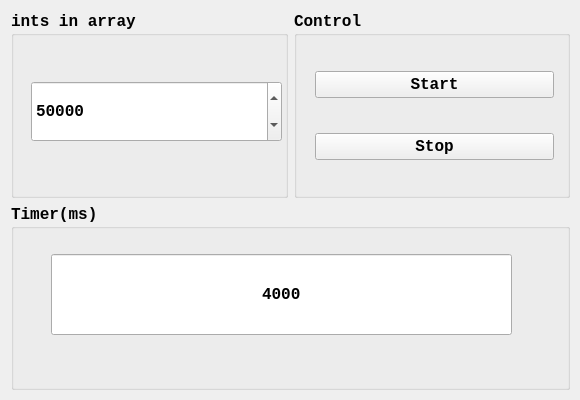
Before: the Qt Designer form leakTest/MainWindow.ui in Esenin/experiments, drawn with Qt 5.
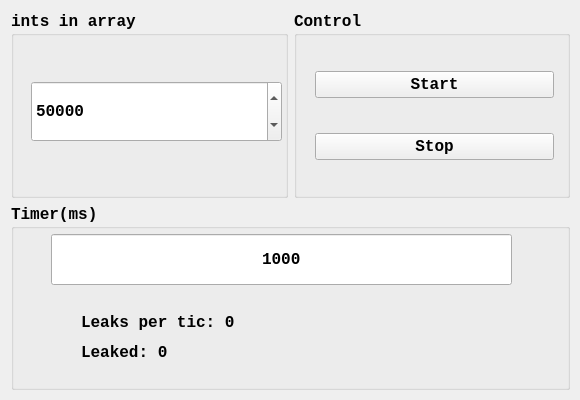
After: the same form once the commit is applied.

Commit message: mem leak label added, some stylefix

```diff
--- a/leakTest/MainWindow.ui
+++ b/leakTest/MainWindow.ui
@@ -22,7 +22,7 @@
      <bold>true</bold>
     </font>
    </property>
-   <widget class="QWidget" name="">
+   <widget class="QWidget" name="layoutWidget">
     <property name="geometry">
      <rect>
       <x>0</x>
@@ -73,9 +73,9 @@
         <property name="geometry">
          <rect>
           <x>40</x>
-          <y>50</y>
+          <y>30</y>
           <width>461</width>
-          <height>81</height>
+          <height>51</height>
          </rect>
         </property>
         <property name="sizePolicy">
@@ -85,7 +85,7 @@
          </sizepolicy>
         </property>
         <property name="text">
-         <string>4000</string>
+         <string>1000</string>
         </property>
         <property name="maxLength">
          <number>5</number>
@@ -94,6 +94,32 @@
          <set>Qt::AlignCenter</set>
         </property>
        </widget>
+       <widget class="QLabel" name="leakLabel">
+        <property name="geometry">
+         <rect>
+          <x>70</x>
+          <y>140</y>
+          <width>461</width>
+          <height>16</height>
+         </rect>
+        </property>
+        <property name="text">
+         <string>Leaked: 0</string>
+        </property>
+       </widget>
+       <widget class="QLabel" name="ticLeakLabel">
+        <property name="geometry">
+         <rect>
+          <x>70</x>
+          <y>110</y>
+          <width>471</width>
+          <height>16</height>
+         </rect>
+        </property>
+        <property name="text">
+         <string>Leaks per tic: 0</string>
+        </property>
+       </widget>
       </widget>
      </item>
      <item row="0" column="1">
```
Left out of the diff: 4 changed lines with no effect on the pictures. The commit also changes 2 other files.
